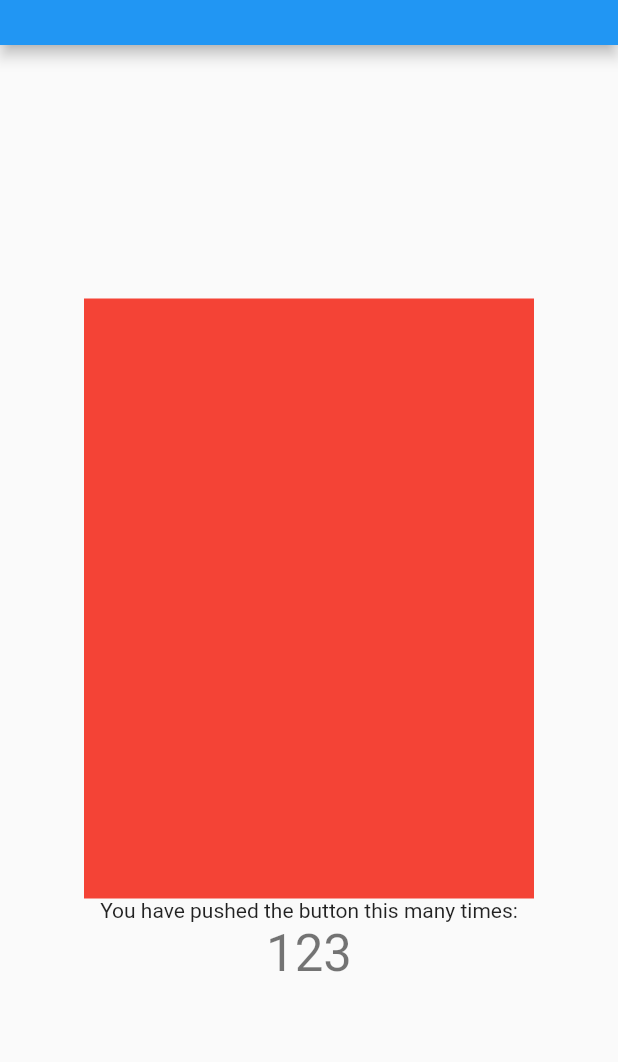
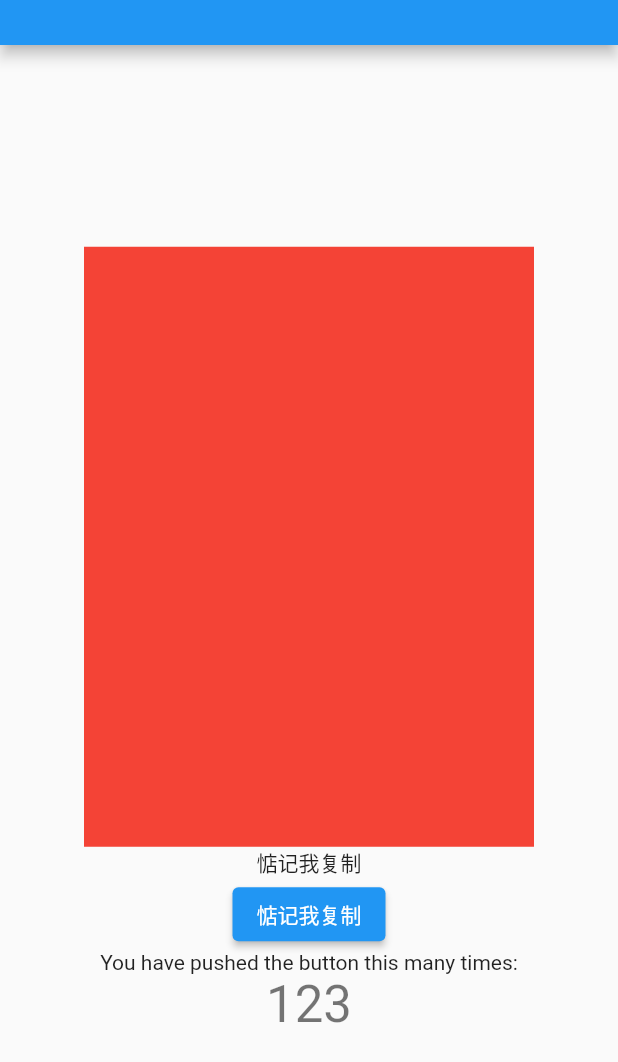
Before and after one commit to AKA-LinCoder/desktop_project, a Flutter app: the screen it shows after launch, on a phone screen of 412 x 824 dp. Shown: the top 1062 px of the screen. Run offline on Flutter 3.47's test engine with Material 2 defaults, Android fonts, the phone set to English and light mode, and no system bars; missing offline and left inert: clipboard, contextmenu, contextual_menu, system_tray, window_manager; statements that could not run were skipped.

Commit message:
剪切板事件

```diff
--- a/lib/main.dart
+++ b/lib/main.dart
@@ -1,5 +1,6 @@
 import 'dart:io';
 
+import 'package:clipboard/clipboard.dart';
 import 'package:contextmenu/contextmenu.dart';
 import 'package:desktop_project/contextual_menu_utils.dart';
 import 'package:desktop_project/tray.dart';
@@ -109,6 +110,18 @@ class _MyHomePageState extends State<MyHomePage> {
                   ];
                 },
               ),
+              InkWell(
+                onTap: ()async{
+                  await FlutterClipboard.copy("我是复制出来的");
+                },
+                child: Tooltip(
+                  message: "惦记我进行复制",
+                  child: Text("惦记我复制"),
+                ),
+              ),
+              ElevatedButton(onPressed: ()async{
+                await FlutterClipboard.copy("惦记我复制");
+              }, child: const Text('惦记我复制')),
               const Text(
                 'You have pushed the button this many times:',
               ),
--- a/pubspec.yaml
+++ b/pubspec.yaml
@@ -43,6 +43,8 @@ dependencies:
   #右键菜单
   contextmenu: ^3.0.0
   contextual_menu: ^0.1.2
+  #点击复制
+  clipboard: ^0.1.3
 
 dev_dependencies:
   flutter_test:
```
Also changed, not shown: pubspec.lock.
